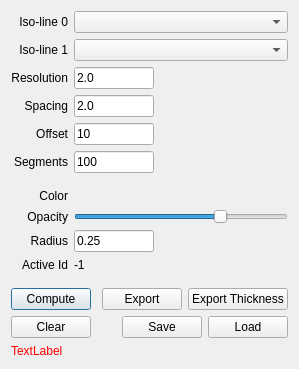
The window that freeview/DialogLineProfile.ui (freesurfer/freesurfer) describes before a commit, drawn with Qt 5.
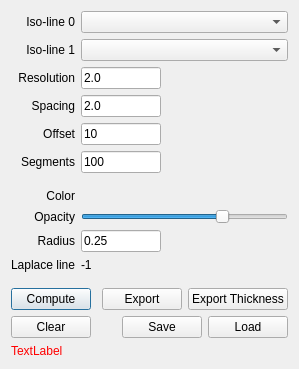
The same window after the commit. Custom widgets are drawn as their Qt base class.

```diff
--- a/freeview/DialogLineProfile.ui
+++ b/freeview/DialogLineProfile.ui
@@ -183,7 +183,7 @@
      <item row="10" column="0">
       <widget class="QLabel" name="label_13">
        <property name="text">
-        <string>Active Id</string>
+        <string>Laplace line</string>
        </property>
        <property name="alignment">
         <set>Qt::AlignRight|Qt::AlignTrailing|Qt::AlignVCenter</set>
```
